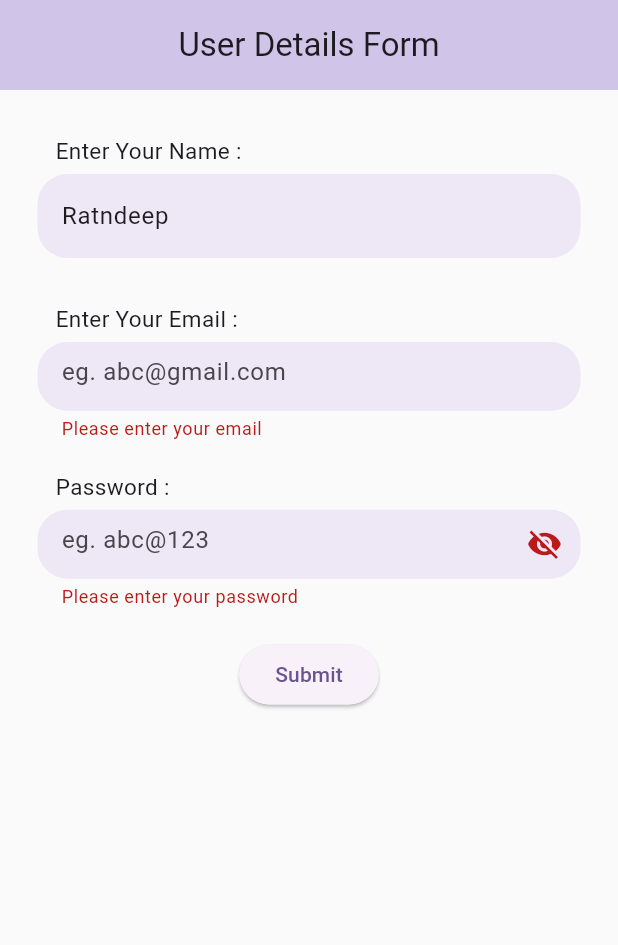
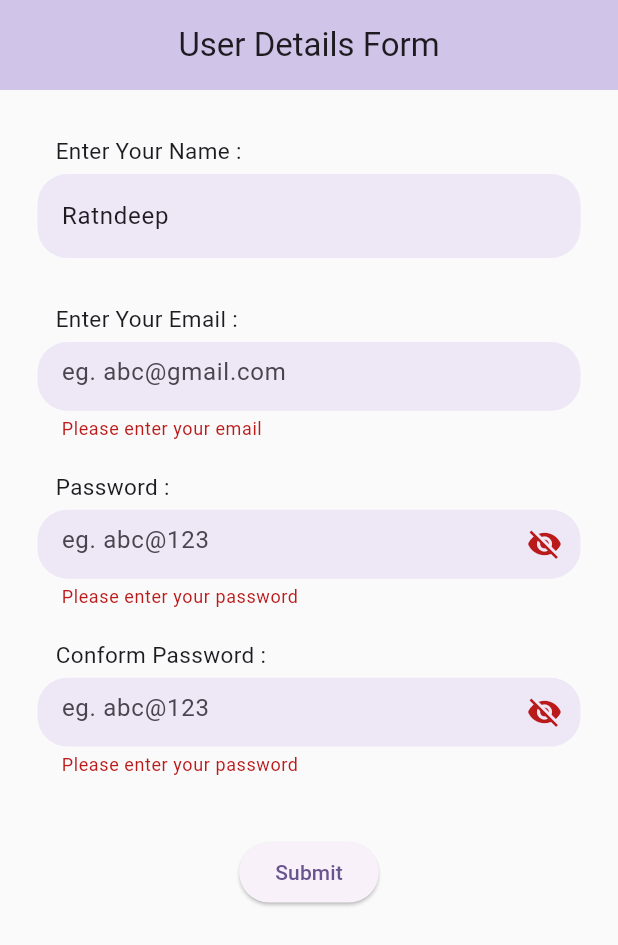
Before and after one commit to Ratndeep1999/login_page, a Flutter app: the screen it shows after launch, after a tap on "Submit", on a phone screen of 412 x 824 dp. Shown: the top 945 px of the screen. Run offline on Flutter 3.47's test engine with Material 3 defaults, Android fonts, the phone set to English and light mode, and no system bars.

Commit message:
login_page.dart : 1) _name input field and label add, form key add, validation add to name field, text button add, validation method add in Text Button 2) _email input field and label add, validation also add, 3) _password input field and label add, hint text add, validation add for a-z, A-Z, 0-9, !@#\$*~_, suffix icon add with validation, value store in another variable, all validations completely added 4) conform password field add,

```diff
--- a/lib/login_page.dart
+++ b/lib/login_page.dart
@@ -20,7 +20,7 @@ class _LoginPageState extends State<LoginPage> {
   final TextEditingController _nameController = TextEditingController();
   final TextEditingController _emailController = TextEditingController();
   final TextEditingController _passwordController = TextEditingController();
-  // final TextEditingController _conformPasswordController = TextEditingController();
+  final TextEditingController _conformPasswordController = TextEditingController();
 
   // methods of widgets
   // name method
@@ -156,9 +156,65 @@ class _LoginPageState extends State<LoginPage> {
   }
 
   // conform password method
-  // Widget _buildConformPassword() {
-  //
-  // }
+  Widget _buildConformPassword() {
+    return SizedBox(
+      // it gives custom height and width
+      height: MediaQuery.of(context).size.height * 0.08,
+      child: TextFormField(
+        controller: _conformPasswordController,
+        validator: (value) {
+          if (value == null || value.isEmpty) {
+            return "Please enter your password";
+          } else if (value.length < 8) {
+            return "Password must be at least 8 characters" ;
+          } else if ( value.contains(' ') ) {  // if space input then it return true
+            return "Space is not allow" ;
+          } else if (!RegExp(r'[A-Z]').hasMatch(value)) {
+            return "Password must contain at least one uppercase letter" ;
+          } else if (!RegExp(r'[a-z]').hasMatch(value)) {
+            return "Password must contain at least one lowercase letter" ;
+          } else if (!RegExp(r'[0-9]').hasMatch(value)) {
+            return "Password must contain at least one number " ;
+          } else if (!RegExp(r'[!@\$&*~_]').hasMatch(value)) {
+            return "Password must contain at least one special character (!@#\$&*~_)" ;
+          }
+          return null;
+        },
+        obscureText: _isPasswordVisible,
+        onSaved: (value) {
+          // Assign value to _password if it's not null, otherwise assign an empty string ""
+          _password = value ?? "" ;
+        },
+        onChanged: (value) {
+          value = _password;
+        },
+        minLines: 1,
+        cursorHeight: 20,
+        decoration: InputDecoration(
+          suffixIcon:
+          IconButton(
+            icon:
+            _isPasswordVisible ?
+            Icon(Icons.visibility_off) :
+            Icon(Icons.visibility) ,
+            onPressed: () {
+              _isPasswordVisible = !_isPasswordVisible ;
+              setState(() {
+
+              });
+            },
+          ),
+          hintText: "eg. abc@123",
+          filled: true,
+          fillColor: Colors.deepPurple.shade50,
+          border: OutlineInputBorder(
+            borderRadius: BorderRadius.circular(20),
+            borderSide: BorderSide.none,
+          ),
+        ),
+      ),
+    );
+  }
 
 
 
@@ -213,7 +269,17 @@ class _LoginPageState extends State<LoginPage> {
                     ),
                   ),
                   _buildPassword(), // for Password
+                  SizedBox(height: 20),
 
+                  Padding(
+                    padding: const EdgeInsets.only(bottom: 5, left: 12),
+                    child: Text(
+                      "Conform Password : ",
+                      style: TextStyle(fontSize: 15),
+                    ),
+                  ),
+                  _buildConformPassword(), // for Password
+                  SizedBox(height: 20),
 
                   SizedBox(height: 20),
                   // Button
```
